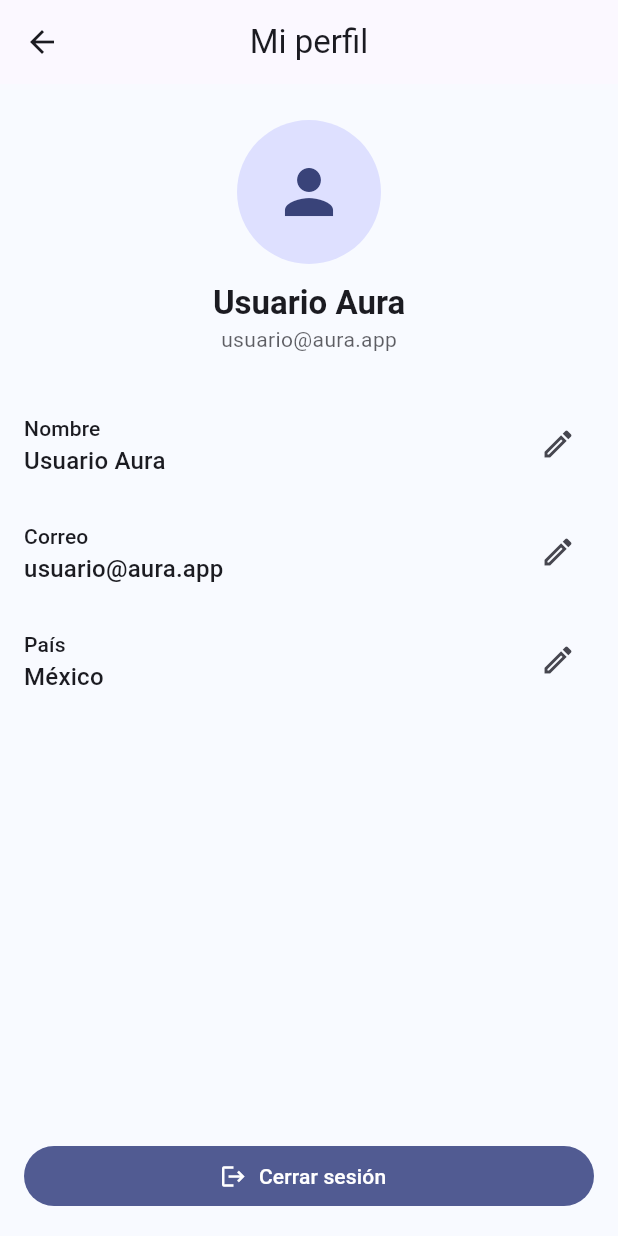
After one commit to JAntonio2005/AuraProject, a Flutter app: the ProfilePage screen opened by its route, on a phone screen of 412 x 824 dp. The commit adds this screen. Run offline on Flutter 3.47's test engine with Material 3 defaults, Android fonts, the phone set to English and light mode, and no system bars; our stand-ins replace camera, image_picker.

Commit message:
feat(profile): ProfilePage + rutas (/profile, /perfil)

```diff
--- a/lib/main.dart
+++ b/lib/main.dart
@@ -20,6 +20,8 @@ import 'package:aura_pet/src/features/capture/presentation/pages/capture_page.da
 // import 'package:aura_pet/src/features/tomar_foto/presentation/pages/tomar_foto_page.dart';
 // import 'package:aura_pet/src/features/camera/presentation/pages/camera_page.dart';
 // import 'package:aura_pet/src/features/take_photo/presentation/pages/take_photo_page.dart';
+
+import 'package:aura_pet/src/features/profile/presentation/pages/profile_page.dart';
 
 void main() {
   WidgetsFlutterBinding.ensureInitialized();
@@ -60,6 +62,9 @@ class AuraApp extends StatelessWidget {
         // '/tomar-foto': (_) => const TomarFotoPage(),
         // '/take-photo': (_) => const TakePhotoPage(),
         // '/camera': (_) => const CameraPage(),
+        ProfilePage.routeName: (_) => const ProfilePage(),
+        // opcional alias:
+        '/perfil': (_) => const ProfilePage(),
       },
     );
   }
--- /dev/null
+++ b/lib/src/features/profile/presentation/pages/profile_page.dart
@@ -0,0 +1,105 @@
+import 'package:flutter/material.dart';
+
+class ProfilePage extends StatelessWidget {
+  static const routeName = '/profile';
+  const ProfilePage({super.key});
+
+  @override
+  Widget build(BuildContext context) {
+    final t = Theme.of(context);
+    return Scaffold(
+      appBar: AppBar(title: const Text('Mi perfil')),
+      body: SafeArea(
+        child: Center(
+          child: ConstrainedBox(
+            constraints: const BoxConstraints(maxWidth: 520),
+            child: Padding(
+              padding: const EdgeInsets.all(16),
+              child: Column(
+                mainAxisAlignment: MainAxisAlignment.start,
+                children: [
+                  const SizedBox(height: 8),
+                  CircleAvatar(
+                    radius: 48,
+                    child: Icon(
+                      Icons.person,
+                      size: 48,
+                      color: t.colorScheme.onPrimaryContainer,
+                    ),
+                  ),
+                  const SizedBox(height: 12),
+                  Text(
+                    'Usuario Aura',
+                    style: t.textTheme.titleLarge?.copyWith(
+                      fontWeight: FontWeight.w700,
+                    ),
+                  ),
+                  Text(
+                    'usuario@aura.app',
+                    style: t.textTheme.bodyMedium?.copyWith(
+                      color: t.colorScheme.onSurface.withValues(alpha: .7),
+                    ),
+                  ),
+                  const SizedBox(height: 24),
+
+                  // Datos (placeholders)
+                  _Item(label: 'Nombre', value: 'Usuario Aura'),
+                  _Item(label: 'Correo', value: 'usuario@aura.app'),
+                  _Item(label: 'País', value: 'México'),
+
+                  const Spacer(),
+                  SizedBox(
+                    width: double.infinity,
+                    child: FilledButton.icon(
+                      onPressed: () {
+                        // TODO: Cerrar sesión real
+                        ScaffoldMessenger.of(context).showSnackBar(
+                          const SnackBar(
+                            content: Text('Sesión cerrada (demo)'),
+                          ),
+                        );
+                        Navigator.pushNamedAndRemoveUntil(
+                          context,
+                          '/login',
+                          (_) => false,
+                        );
+                      },
+                      icon: const Icon(Icons.logout),
+                      label: const Text('Cerrar sesión'),
+                    ),
+                  ),
+                ],
+              ),
+            ),
+          ),
+        ),
+      ),
+    );
+  }
+}
+
+class _Item extends StatelessWidget {
+  final String label;
+  final String value;
+  const _Item({required this.label, required this.value});
+
+  @override
+  Widget build(BuildContext context) {
+    final t = Theme.of(context);
+    return ListTile(
+      contentPadding: EdgeInsets.zero,
+      title: Text(label, style: t.textTheme.labelLarge),
+      subtitle: Text(value, style: t.textTheme.titleMedium),
+      trailing: IconButton(
+        onPressed: () {
+          // TODO: Navegar a edición
+          ScaffoldMessenger.of(
+            context,
+          ).showSnackBar(SnackBar(content: Text('Editar $label (pendiente)')));
+        },
+        icon: const Icon(Icons.edit_outlined),
+        tooltip: 'Editar',
+      ),
+    );
+  }
+}
```
